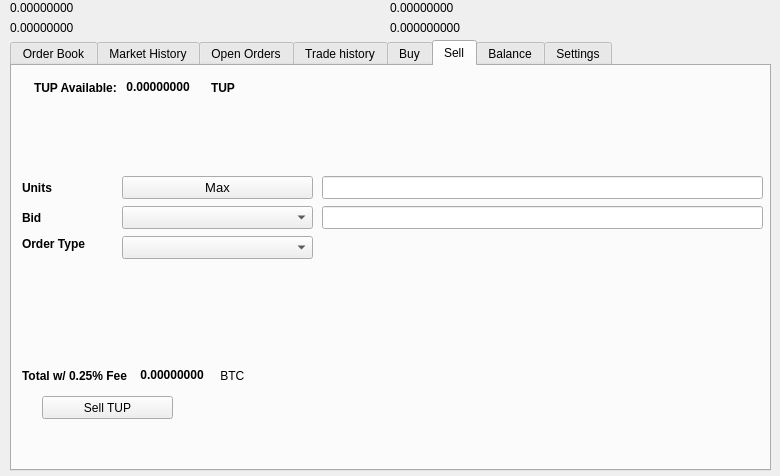
The window that src/qt/forms/tradingdialog.ui (wealth-coin/TenUp) describes before a commit, drawn with Qt 5.
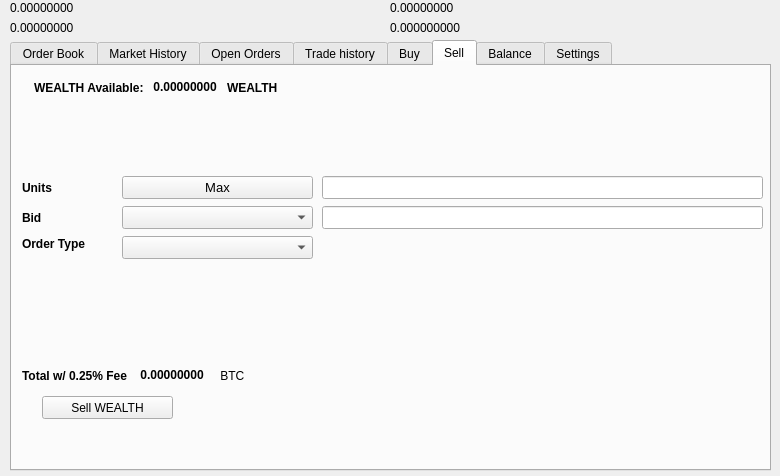
The same window after the commit. The open tabs and pages were chosen to show the change. Icons and pictures are not drawn.

What changed in the file:
```diff
--- a/src/qt/forms/tradingdialog.ui
+++ b/src/qt/forms/tradingdialog.ui
@@ -1751,7 +1751,7 @@
       </rect>
      </property>
      <property name="text">
-      <string>Sell TUP</string>
+      <string>Sell WEALTH</string>
      </property>
      <property name="icon">
       <iconset resource="../tenup">
@@ -1777,7 +1777,7 @@
          </font>
         </property>
         <property name="text">
-         <string>TUP Available:</string>
+         <string>WEALTH Available:</string>
         </property>
        </widget>
       </item>
@@ -2221,7 +2221,7 @@
          </font>
         </property>
         <property name="text">
-         <string>TUP</string>
+         <string>WEALTH</string>
         </property>
        </widget>
       </item>
```
Left out of the diff: 46 changed lines with no effect on the pictures.
